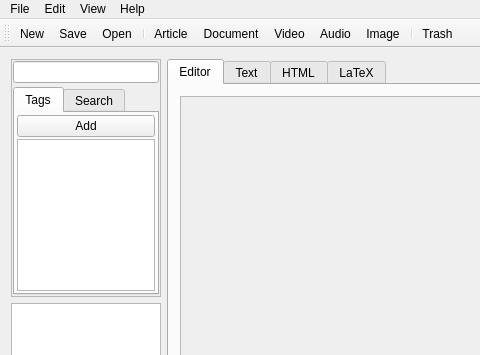
Qt form mainwindow.ui (mdamien/NotesManager) before a commit; both pictures show x 0 to 480 and y 0 to 355 of the 720 by 464 pixel window.
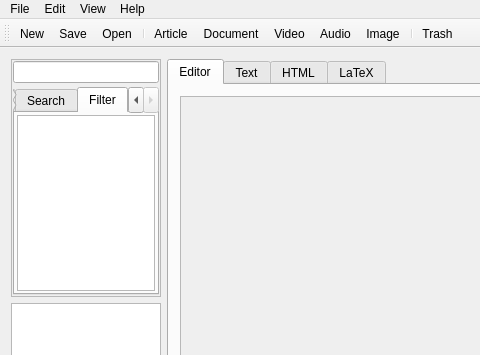
The same form after that commit. Icons and pictures are not drawn.

Commit message: added tag filter tab

What changed in the file:
```diff
--- a/mainwindow.ui
+++ b/mainwindow.ui
@@ -94,7 +94,7 @@
           <item>
            <widget class="QTabWidget" name="tabWidget">
             <property name="currentIndex">
-             <number>0</number>
+             <number>2</number>
             </property>
             <widget class="QWidget" name="tab_5">
              <attribute name="title">
@@ -161,6 +161,32 @@
               </item>
              </layout>
             </widget>
+            <widget class="QWidget" name="tab_filter">
+             <attribute name="title">
+              <string>Filter</string>
+             </attribute>
+             <layout class="QVBoxLayout" name="verticalLayout_2">
+              <property name="leftMargin">
+               <number>2</number>
+              </property>
+              <property name="topMargin">
+               <number>2</number>
+              </property>
+              <property name="rightMargin">
+               <number>2</number>
+              </property>
+              <property name="bottomMargin">
+               <number>2</number>
+              </property>
+              <item>
+               <widget class="QListWidget" name="tag_filter">
+                <property name="sortingEnabled">
+                 <bool>true</bool>
+                </property>
+               </widget>
+              </item>
+             </layout>
+            </widget>
            </widget>
           </item>
          </layout>
```
Left out of the diff: 4 changed lines with no effect on the pictures.
